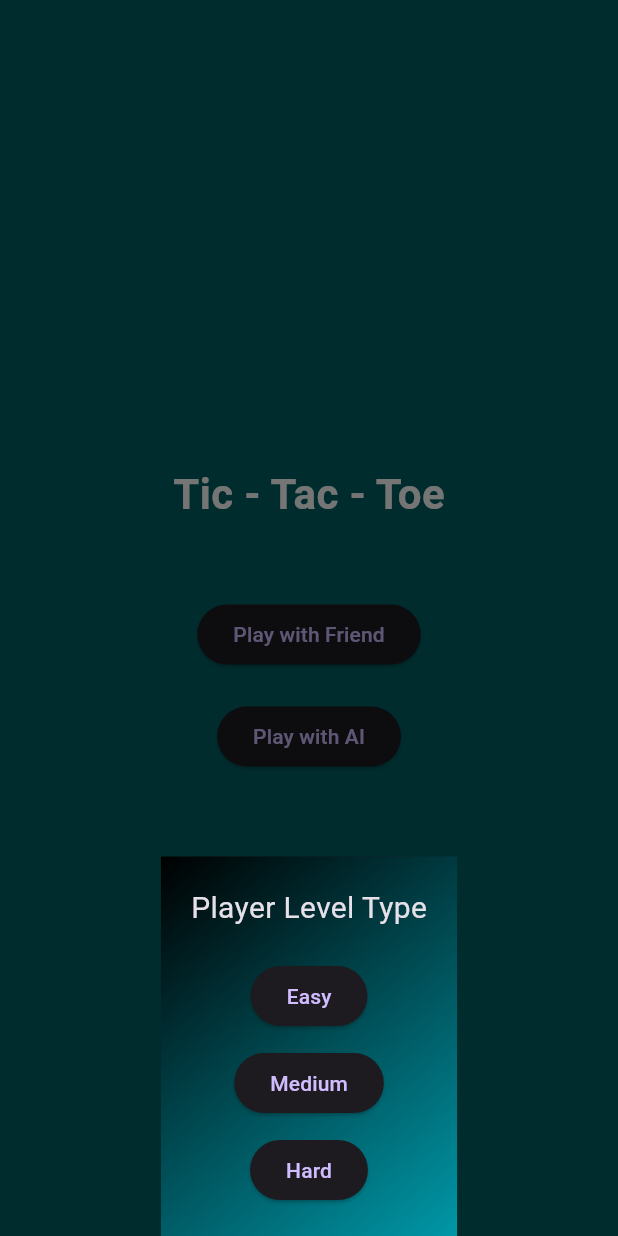
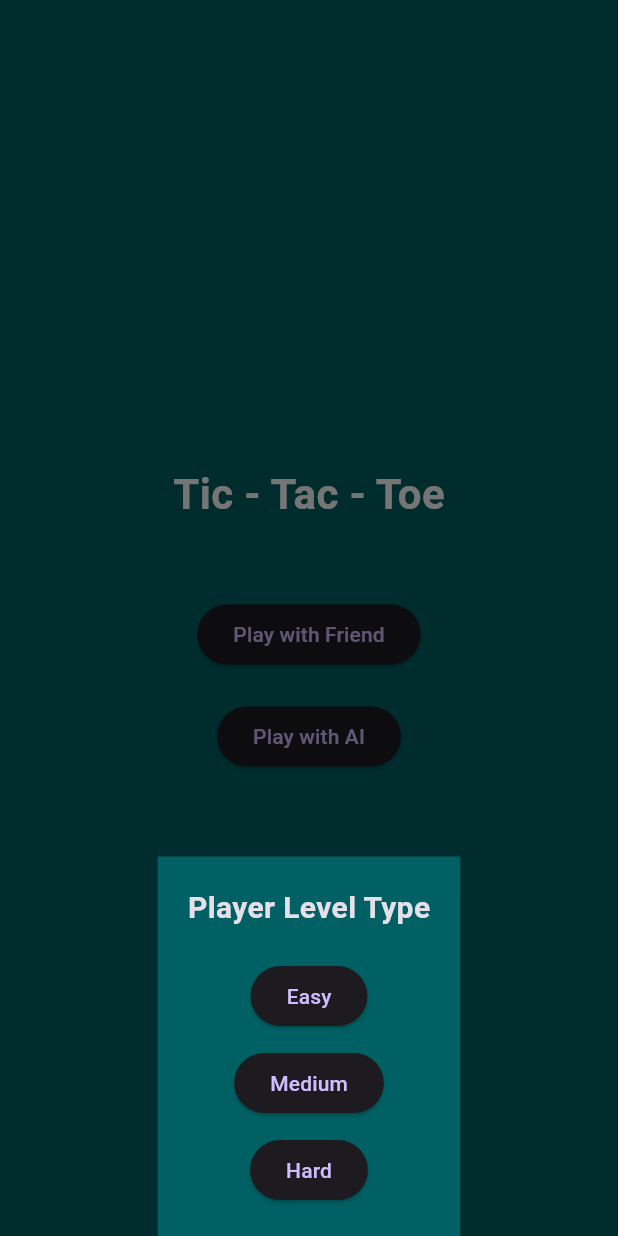
Before and after one commit to abrarhassan7809/tic_tac_toe, a Flutter app: the screen it shows after launch, after a tap on "Play with Friend", on a phone screen of 412 x 824 dp. Run offline on Flutter 3.47's test engine with Material 3 defaults, Android fonts, the phone set to English and light mode, and no system bars.

Commit message:
add colors

```diff
--- a/lib/screens/game_mode_selection.dart
+++ b/lib/screens/game_mode_selection.dart
@@ -40,16 +40,17 @@ class GameModeSelectionScreen extends StatelessWidget {
         return Container(
           padding: const EdgeInsets.all(20),
           decoration: BoxDecoration(
-            gradient: LinearGradient(
-              colors: [Colors.black, Colors.cyan.shade700],
-              begin: Alignment.topLeft,
-              end: Alignment.bottomRight,
-            ),
+            color: Colors.cyan.shade900
+            // gradient: LinearGradient(
+            //   colors: [Colors.cyan.shade700, Colors.black],
+            //   begin: Alignment.topLeft,
+            //   end: Alignment.bottomRight,
+            // ),
           ),
           child: Column(
             mainAxisSize: MainAxisSize.min,
             children: [
-              const Text("Player Level Type", style: TextStyle(fontSize: 20,)),
+              const Text("Player Level Type", style: TextStyle(fontSize: 20, fontWeight: FontWeight.bold)),
               const SizedBox(height: 20),
               _difficultyButton(context, "Easy"),
               SizedBox(height: 10),
```
Also changed, not shown: lib/screens/game_screen.dart (+7 -6 lines).
